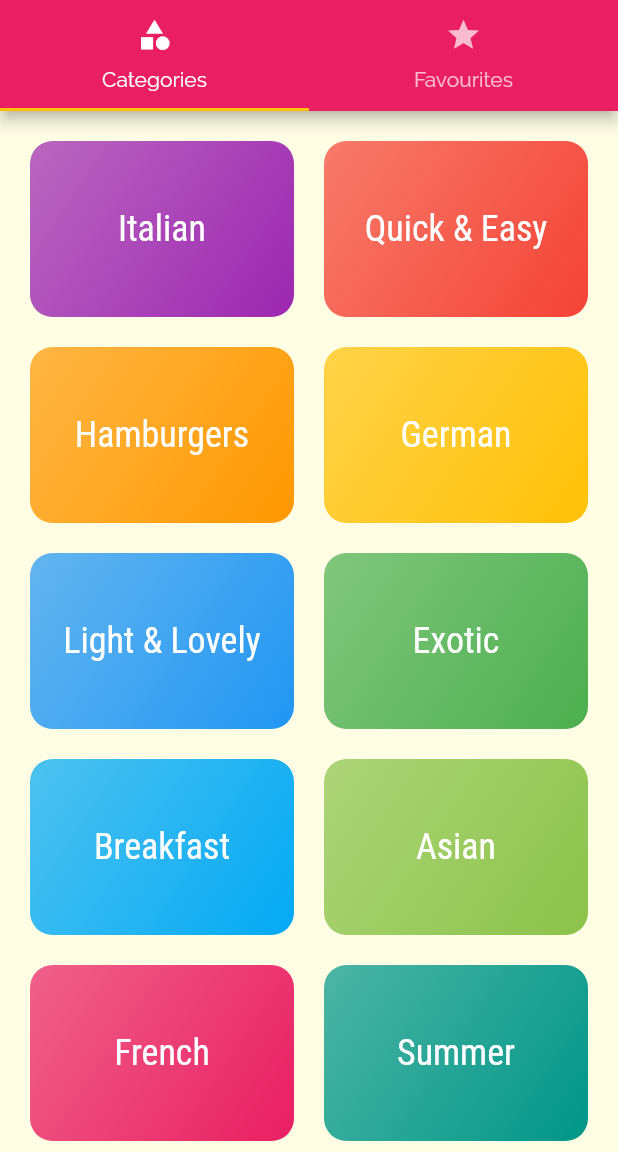
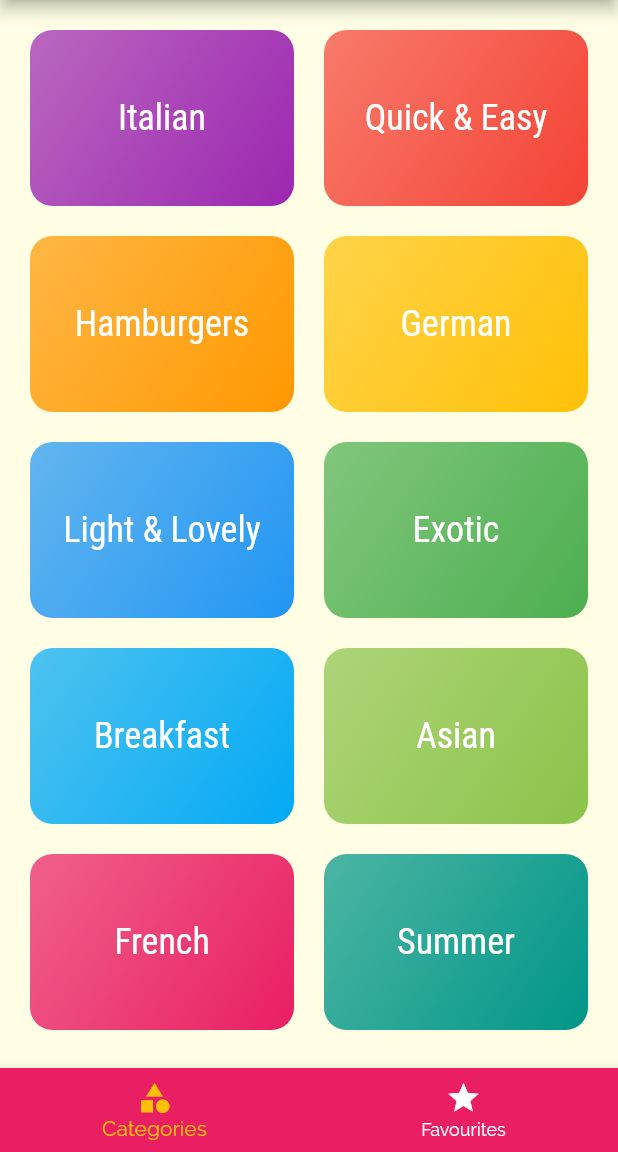
Before and after one commit to murryIsDeveloping/meal-app, a Flutter app: the screen it shows after launch, on a phone screen of 412 x 824 dp, the part 84-1236 px from its top. Run offline on Flutter 3.47's test engine with Material 2 defaults, Android fonts, the phone set to English and light mode, and no system bars.

```diff
--- a/lib/screen/tab_screen/tab_screen.dart
+++ b/lib/screen/tab_screen/tab_screen.dart
@@ -11,32 +11,39 @@ class TabScreen extends StatefulWidget {
 }
 
 class _TabScreenState extends State<TabScreen> {
+  final List<Widget> _pages = [CategoriesScreen(), FavouritesScreen()];
+
+  int _selectedPageIndex = 0;
+
+  void _selectPage(int index) {
+    setState(() {
+      _selectedPageIndex = index;
+    });
+  }
+
   @override
   Widget build(BuildContext context) {
-    return DefaultTabController(
-      length: 2,
-      child: Scaffold(
+    return Scaffold(
       appBar: AppBar(
         title: Text("Meals"),
-          bottom: TabBar(
-            tabs: <Widget>[
-              Tab(
+      ),
+      body: _pages[_selectedPageIndex],
+      bottomNavigationBar: BottomNavigationBar(
+        onTap: _selectPage,
+        backgroundColor: Theme.of(context).primaryColor,
+        unselectedItemColor: Colors.white,
+        selectedItemColor: Theme.of(context).accentColor,
+        currentIndex: _selectedPageIndex,
+        items: [
+          BottomNavigationBarItem(
             icon: Icon(Icons.category),
-                text: "Categories",
+            title: Text("Categories"),
           ),
-              Tab(
+          BottomNavigationBarItem(
             icon: Icon(Icons.star),
-                text: "Favourites",
+            title: Text("Favourites"),
           )
         ],
-          ),
-        ),
-        body: TabBarView(
-          children: <Widget>[
-            CategoriesScreen(),
-            FavouritesScreen(),
-          ],
-        ),
       ),
     );
   }
```
Lines whose indentation alone changed are shown as unchanged.
